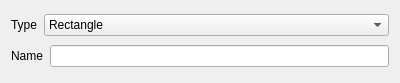
Qt form libraries/DashboardGenerator/lib/ui/shape_config.ui (GirlsOfSteelRobotics/GirlsOfSteelFRC) before a commit.
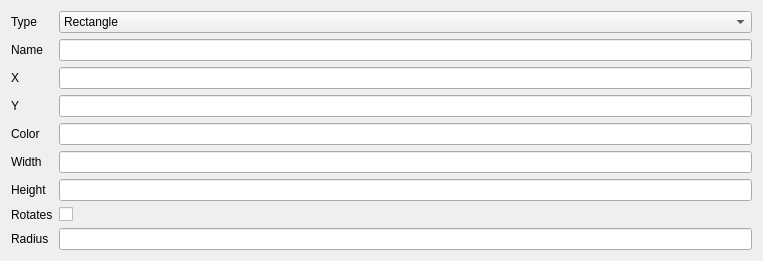
The same form after that commit.

Patch:
```diff
--- a/libraries/DashboardGenerator/lib/ui/shape_config.ui
+++ b/libraries/DashboardGenerator/lib/ui/shape_config.ui
@@ -6,8 +6,8 @@
    <rect>
     <x>0</x>
     <y>0</y>
-    <width>400</width>
-    <height>83</height>
+    <width>763</width>
+    <height>239</height>
    </rect>
   </property>
   <property name="windowTitle">
@@ -21,7 +21,7 @@
      </property>
     </widget>
    </item>
-   <item row="0" column="1" colspan="2">
+   <item row="0" column="1">
     <widget class="QComboBox" name="type_combo">
      <item>
       <property name="text">
@@ -40,16 +40,90 @@
      </item>
     </widget>
    </item>
-   <item row="1" column="0" colspan="2">
+   <item row="1" column="0">
     <widget class="QLabel" name="label_2">
      <property name="text">
       <string>Name</string>
      </property>
     </widget>
    </item>
-   <item row="1" column="2">
+   <item row="1" column="1">
     <widget class="QLineEdit" name="name_txt"/>
    </item>
+   <item row="2" column="0">
+    <widget class="QLabel" name="label_6">
+     <property name="text">
+      <string>X</string>
+     </property>
+    </widget>
+   </item>
+   <item row="2" column="1">
+    <widget class="QLineEdit" name="x_txt"/>
+   </item>
+   <item row="3" column="0">
+    <widget class="QLabel" name="label_7">
+     <property name="text">
+      <string>Y</string>
+     </property>
+    </widget>
+   </item>
+   <item row="3" column="1">
+    <widget class="QLineEdit" name="y_txt"/>
+   </item>
+   <item row="4" column="0">
+    <widget class="QLabel" name="color_lbl">
+     <property name="text">
+      <string>Color</string>
+     </property>
+    </widget>
+   </item>
+   <item row="4" column="1">
+    <widget class="QLineEdit" name="color_txt"/>
+   </item>
+   <item row="5" column="0">
+    <widget class="QLabel" name="width_lbl">
+     <property name="text">
+      <string>Width</string>
+     </property>
+    </widget>
+   </item>
+   <item row="5" column="1">
+    <widget class="QLineEdit" name="width_txt"/>
+   </item>
+   <item row="6" column="0">
+    <widget class="QLabel" name="height_lbl">
+     <property name="text">
+      <string>Height</string>
+     </property>
+    </widget>
+   </item>
+   <item row="6" column="1">
+    <widget class="QLineEdit" name="height_txt"/>
+   </item>
+   <item row="7" column="0">
+    <widget class="QLabel" name="rotates_lbl">
+     <property name="text">
+      <string>Rotates</string>
+     </property>
+    </widget>
+   </item>
+   <item row="7" column="1">
+    <widget class="QCheckBox" name="rotates_box">
+     <property name="text">
+      <string/>
+     </property>
+    </widget>
+   </item>
+   <item row="8" column="0">
+    <widget class="QLabel" name="radius_lbl">
+     <property name="text">
+      <string>Radius</string>
+     </property>
+    </widget>
+   </item>
+   <item row="8" column="1">
+    <widget class="QLineEdit" name="radius_txt"/>
+   </item>
   </layout>
  </widget>
  <resources/>
```
